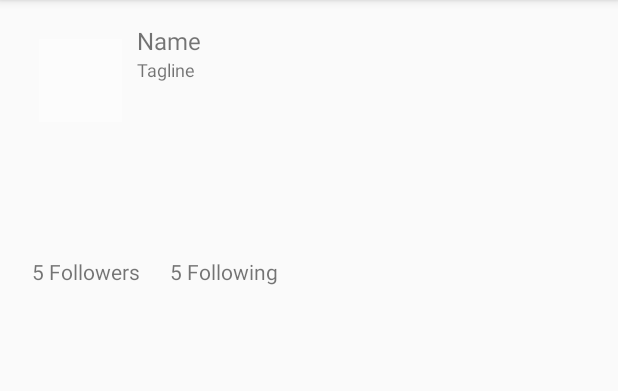
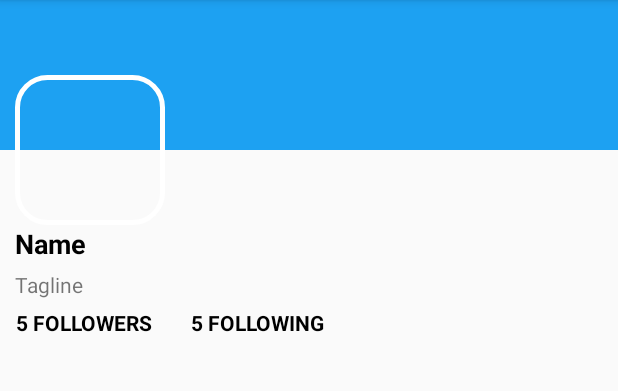
Before and after one commit to seethaa/waffletweets-redux, an Android app: the ProfileActivity screen opened directly, with no data from a screen before it, on a phone screen of 412 x 824 dp, the part 84-475 px from its top. Run offline under Robolectric (Android 15) with nearby library versions, the phone set to English and light mode, and no system bars; our stand-ins replace ButterKnife; libraries missing offline, so code that uses them is left out: jp.wasabeef.glide, org.parceler; pictures from the network do not load; 10 statements that could not run were skipped.

Commit message:
made profile view prettier

```diff
--- a/app/src/main/java/com/codepath/apps/waffletweets/activities/TimelineActivity.java
+++ b/app/src/main/java/com/codepath/apps/waffletweets/activities/TimelineActivity.java
@@ -67,6 +67,8 @@ public class TimelineActivity extends AppCompatActivity implements ComposeTweetD
 
         //find the pager sliding tabs
         PagerSlidingTabStrip tabStrip = (PagerSlidingTabStrip) findViewById(R.id.tabs);
+
+        tabStrip.setIndicatorColor(Color.parseColor("#1da1f2"));
 
         //attach the pagertabs to the viewpager
         tabStrip.setViewPager(vpPager);
--- /dev/null
+++ b/app/src/main/res/drawable/img_border.xml
@@ -0,0 +1,15 @@
+<?xml version="1.0" encoding="utf-8"?>
+<shape xmlns:android="http://schemas.android.com/apk/res/android"
+    android:shape="rectangle">
+    <!--<stroke android:color="#FFF" android:width="3dip"/>/>-->
+
+    <stroke android:width="3dp"
+        android:color="#fff"/>
+
+    <!--<padding android:left="1dp"-->
+        <!--android:top="1dp"-->
+        <!--android:right="1dp"-->
+        <!--android:bottom="1dp"/>-->
+
+    <corners android:radius="30px"/>
+</shape>
--- a/app/src/main/res/layout/activity_profile.xml
+++ b/app/src/main/res/layout/activity_profile.xml
@@ -3,52 +3,15 @@
     xmlns:tools="http://schemas.android.com/tools"
     android:layout_width="match_parent"
     android:layout_height="wrap_content"
-    android:paddingBottom="@dimen/activity_vertical_margin"
-    android:paddingLeft="@dimen/activity_horizontal_margin"
-    android:paddingRight="@dimen/activity_horizontal_margin"
-    android:paddingTop="@dimen/activity_vertical_margin"
     tools:context="com.codepath.apps.waffletweets.activities.ProfileActivity">
 
-    <RelativeLayout
-        android:layout_width="match_parent"
-        android:layout_height="150dp"
-        android:layout_alignParentTop="true"
-        android:layout_alignParentLeft="true"
-        android:layout_alignParentStart="true"
-        android:id="@+id/rlUserHeader">
+    <include layout="@layout/activity_profile_header"
+        android:id="@+id/layoutUserHeader"/>
 
-        <ImageView
-            android:layout_width="75dp"
-            android:layout_height="75dp"
-            android:id="@+id/ivProfileImage"
-            android:padding="10dp"
-            android:src="@android:drawable/screen_background_light_transparent"
-            android:layout_alignParentTop="true"
-            android:layout_alignParentLeft="true"
-            android:layout_alignParentStart="true" />
-
-        <TextView
-            android:id="@+id/tvName"
-            android:layout_width="wrap_content"
-            android:layout_height="wrap_content"
-            android:layout_toRightOf="@id/ivProfileImage"
-            android:text="Name"
-            android:textSize="16dp"/>
-
-        <TextView
-            android:id="@+id/tvTagline"
-            android:layout_width="wrap_content"
-            android:layout_height="wrap_content"
-            android:text="Tagline"
-            android:textSize="12sp"
-            android:layout_toRightOf="@+id/ivProfileImage"
-            android:layout_toEndOf="@+id/ivProfileImage"
-            android:layout_below="@+id/tvName" />
-    </RelativeLayout>
 
     <LinearLayout
         android:id="@+id/llCounts"
-        android:layout_below="@id/rlUserHeader"
+        android:layout_below="@id/layoutUserHeader"
         android:orientation="horizontal"
         android:padding="5dp"
         android:layout_width="wrap_content"
@@ -58,18 +21,25 @@
 
         <TextView
             android:id="@+id/tvFollowers"
+            android:paddingLeft="5dp"
+            android:textColor="@color/black"
             android:layout_width="wrap_content"
             android:layout_height="wrap_content"
-            android:layout_toRightOf="@id/ivProfileImage"
+            android:textStyle="bold"
+            android:textAllCaps="true"
             android:text="5 Followers" />
 
         <TextView
             android:id="@+id/tvFollowing"
+            android:paddingLeft="5dp"
+            android:textColor="@color/black"
             android:layout_width="wrap_content"
             android:layout_height="wrap_content"
             android:layout_marginLeft="20dp"
-            android:layout_toRightOf="@id/tvName"
-            android:text="5 Following" />
+            android:textStyle="bold"
+            android:textAllCaps="true"
+            android:text="5 Following"
+            android:paddingBottom="5dp"/>
 
     </LinearLayout>
 
--- /dev/null
+++ b/app/src/main/res/layout/activity_profile_header.xml
@@ -0,0 +1,65 @@
+<?xml version="1.0" encoding="utf-8"?>
+
+<RelativeLayout android:layout_width="match_parent"
+    android:layout_height="200dp"
+    android:layout_alignParentTop="true"
+    android:layout_alignParentLeft="true"
+    android:layout_alignParentStart="true"
+    xmlns:android="http://schemas.android.com/apk/res/android"
+    android:id="@+id/relativeLayout">
+
+    <ImageView
+        android:layout_width="300dp"
+        android:layout_height="100dp"
+        android:background="@color/twitter_blue"
+        android:id="@+id/imageView"
+        android:layout_alignParentTop="true"
+        android:layout_alignParentLeft="true"
+        android:layout_alignParentStart="true"
+        android:layout_alignParentRight="true"
+        android:layout_alignParentEnd="true" />
+
+    <ImageView
+        android:layout_width="100dp"
+        android:layout_height="100dp"
+        android:background="@drawable/img_border"
+        android:id="@+id/ivProfileImage"
+        android:layout_centerVertical="true"
+        android:layout_alignParentLeft="true"
+        android:layout_alignParentStart="true"
+        android:layout_marginLeft="10dp" />
+
+    <TextView
+        android:id="@+id/tvName"
+        android:layout_width="wrap_content"
+        android:layout_height="wrap_content"
+        android:text="Name"
+        android:paddingLeft="10dp"
+        android:textColor="@color/black"
+        android:paddingBottom="5dp"
+        android:textStyle="bold"
+        android:textSize="18dp"
+        android:layout_below="@+id/ivProfileImage"
+        android:layout_alignParentLeft="true"
+        android:layout_alignParentStart="true"
+        android:layout_alignParentRight="true"
+        android:layout_alignParentEnd="true" />
+
+    <TextView
+        android:id="@+id/tvTagline"
+        android:paddingLeft="10dp"
+        android:layout_width="wrap_content"
+        android:layout_height="wrap_content"
+        android:text="Tagline"
+        android:layout_marginRight="5dp"
+        android:maxLines="5"
+        android:textSize="14dp"
+        android:layout_alignRight="@+id/tvName"
+        android:layout_alignEnd="@+id/tvName"
+        android:layout_gravity="left"
+        android:layout_below="@+id/tvName"
+        android:layout_alignParentLeft="true"
+        android:layout_alignParentStart="true"
+        android:layout_alignParentBottom="true" />
+
+</RelativeLayout>
--- a/app/src/main/res/layout/activity_timeline.xml
+++ b/app/src/main/res/layout/activity_timeline.xml
@@ -19,6 +19,7 @@
 
     <com.astuetz.PagerSlidingTabStrip
         android:id="@+id/tabs"
+        app:tabIndicatorColor="@color/twitter_blue"
         app:pstsShouldExpand="true"
         app:pstsTextAllCaps="true"
         android:layout_width="match_parent"
@@ -39,6 +40,8 @@
     <android.support.design.widget.FloatingActionButton
         android:src="@drawable/twittercomposenormal"
         android:id="@+id/fabCompose"
+        android:layout_marginRight="10dp"
+        android:layout_marginBottom="10dp"
         app:backgroundTint="@color/twitter_blue"
         app:fabSize="normal"
         android:scaleType="center"
--- a/app/src/main/res/layout/fragment_tweets_list.xml
+++ b/app/src/main/res/layout/fragment_tweets_list.xml
@@ -7,13 +7,13 @@
     android:layout_width="match_parent"
     android:layout_height="match_parent">
 
-    <com.cjj.MaterialRefreshLayout xmlns:android="http://schemas.android.com/apk/res/android"
-    xmlns:app="http://schemas.android.com/apk/res-auto"
-    android:id="@+id/refresh"
-    app:overlay="false"
-    app:wave_show="false"
-    android:layout_width="match_parent"
-    android:layout_height="match_parent">
+    <!--<com.cjj.MaterialRefreshLayout xmlns:android="http://schemas.android.com/apk/res/android"-->
+    <!--xmlns:app="http://schemas.android.com/apk/res-auto"-->
+    <!--android:id="@+id/refresh"-->
+    <!--app:overlay="false"-->
+    <!--app:wave_show="false"-->
+    <!--android:layout_width="match_parent"-->
+    <!--android:layout_height="match_parent">-->
     <android.support.design.widget.CoordinatorLayout xmlns:android="http://schemas.android.com/apk/res/android"
         xmlns:tools="http://schemas.android.com/tools"
         android:id="@+id/main_content"
@@ -34,7 +34,7 @@
 
     </android.support.design.widget.CoordinatorLayout>
 
-    </com.cjj.MaterialRefreshLayout>
+    <!--</com.cjj.MaterialRefreshLayout>-->
 
 
 </LinearLayout>
```
